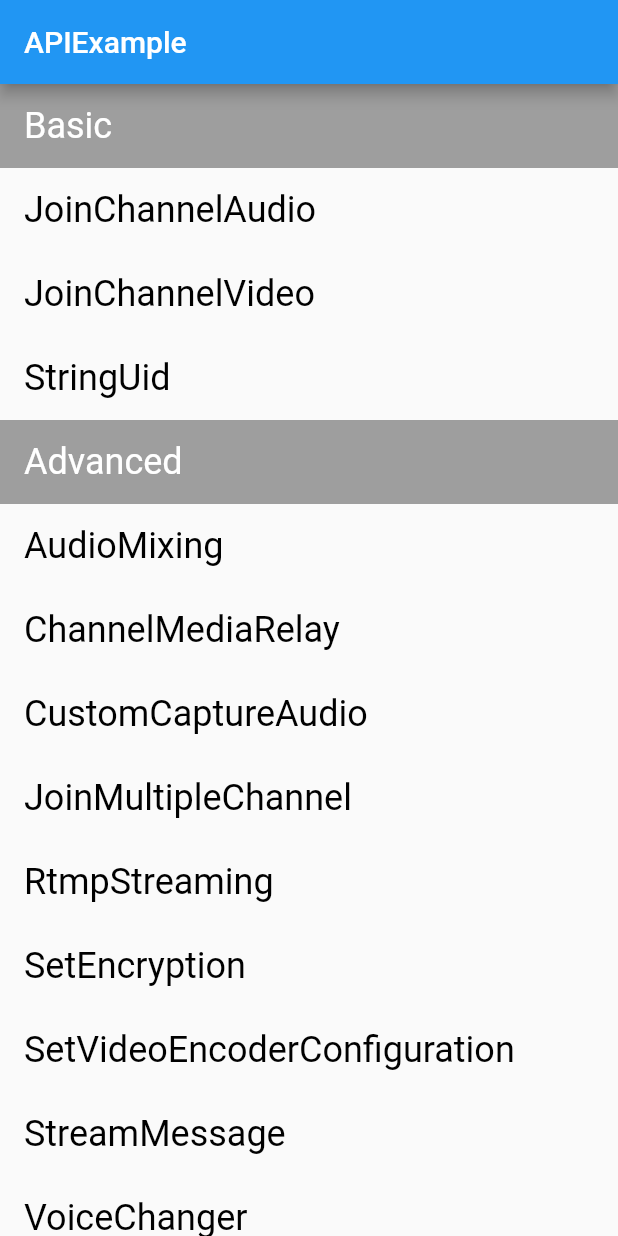
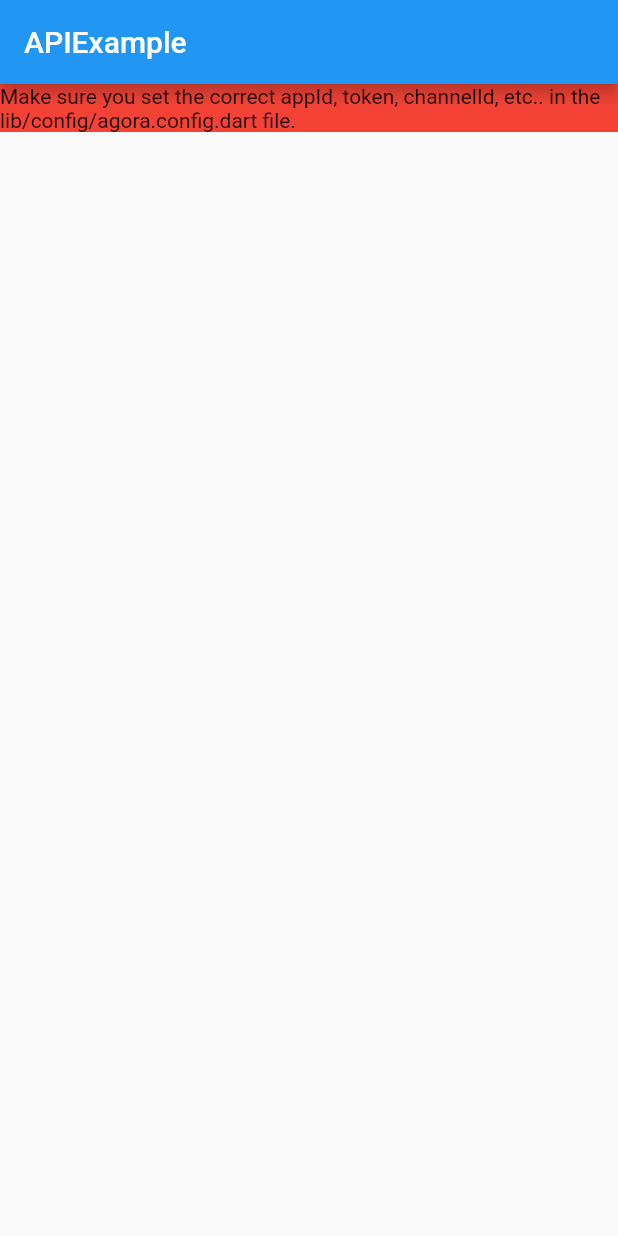
Before and after one commit to lxcao/flutter_agora_video_test, a Flutter app: the screen it shows after launch, on a phone screen of 412 x 824 dp. Run offline on Flutter 3.47's test engine with Material 2 defaults, Android fonts, the phone set to English and light mode, and no system bars; our stand-ins replace permission_handler; missing offline and left inert: agora_rtc_engine.

Commit message:
update config

```diff
--- a/lib/main.dart
+++ b/lib/main.dart
@@ -20,9 +20,10 @@ class _MyAppState extends State<MyApp> {
   final _data = [...basic, ...advanced];
 
   bool _isConfigInvalid() {
-    return config.appId == '<YOUR_APP_ID>' ||
-        config.token == '<YOUR_TOKEN>' ||
-        config.channelId == '<YOUR_CHANNEL_ID>';
+    return config.appId == '9c6757926fd7459da9ef0bee50b28764' ||
+        config.token ==
+            '0069c6757926fd7459da9ef0bee50b28764IACzGmIdQRTNebT9yUEaPbTcIAcusVfYuzUHXzVhVeTh43ZXrgMAAAAAEACJVdSDYFK1YgEAAQBgUrVi' ||
+        config.channelId == 'testChannel';
   }
 
   @override
```
Also changed, not shown: 1 other file.
